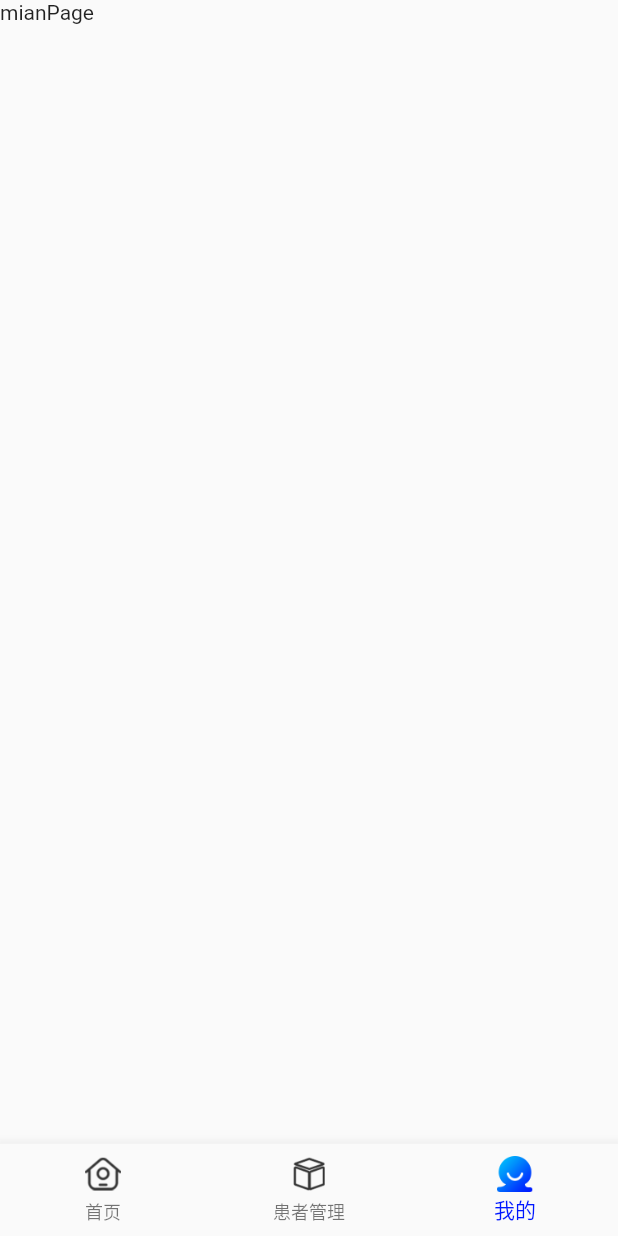
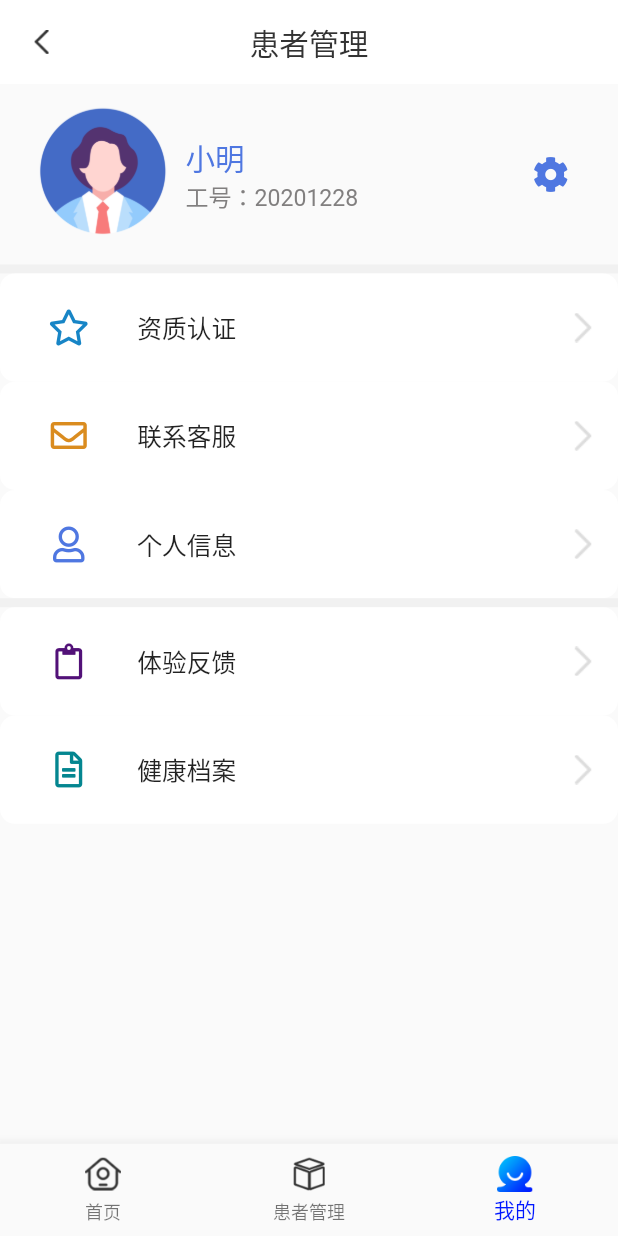
Before and after one commit to yinloveone/theHeartCare, a Flutter app: the screen it shows after launch, swiped to page 3, on a phone screen of 412 x 824 dp. Run offline on Flutter 3.47's test engine with Material 2 defaults, Android fonts, the phone set to English and light mode, and no system bars; our stand-ins replace dio, fluro, flutter_screenutil, flutter_swiper, font_awesome_flutter; statements that could not run were skipped.

Commit message:
minePage

```diff
--- a/lib/pages/mine_page.dart
+++ b/lib/pages/mine_page.dart
@@ -1,10 +1,164 @@
 import 'package:flutter/cupertino.dart';
+import '../utils/custom_appbar.dart';
+import 'package:flutter/material.dart';
+import 'package:flutter_screenutil/flutter_screenutil.dart';
+import 'package:font_awesome_flutter/font_awesome_flutter.dart';
 
-import 'package:flutter/material.dart';
+class MinePage extends StatefulWidget {
+  @override
+  _MinePageState createState() => _MinePageState();
+}
 
-class MinePage extends StatelessWidget {
+class _MinePageState extends State<MinePage> {
   @override
   Widget build(BuildContext context) {
-    return Container(child: Text('mianPage'));
+    return Scaffold(
+      appBar: customAppbar('患者管理', context),
+      body: Container(
+        child: Column(
+          children: [
+            getMianCard(),
+            Container(
+              width: ScreenUtil().setWidth(750),
+              height: ScreenUtil().setHeight(10),
+              color: Color(0xffF1F1F1),
+            ),
+            getListItem(
+              '资质认证',
+              IconButton(
+                  // Use the FaIcon Widget + FontAwesomeIcons class for the IconData
+                  icon: FaIcon(FontAwesomeIcons.star),
+                  color: Color(0xff1785C6),
+                  onPressed: () {
+                    print("Pressed");
+                  }),
+            ),
+            getListItem(
+              '联系客服',
+              IconButton(
+                  // Use the FaIcon Widget + FontAwesomeIcons class for the IconData
+                  icon: FaIcon(FontAwesomeIcons.envelope),
+                  color: Color(0xffDA8C1F),
+                  onPressed: () {
+                    print("Pressed");
+                  }),
+            ),
+            getListItem(
+              '个人信息',
+              IconButton(
+                  // Use the FaIcon Widget + FontAwesomeIcons class for the IconData
+                  icon: FaIcon(FontAwesomeIcons.user),
+                  color: Color(0xff4F77E1),
+                  onPressed: () {
+                    print("Pressed");
+                  }),
+            ),
+            Container(
+              width: ScreenUtil().setWidth(750),
+              height: ScreenUtil().setHeight(10),
+              color: Color(0xffF1F1F1),
+            ),
+            getListItem(
+              '体验反馈',
+              IconButton(
+                  // Use the FaIcon Widget + FontAwesomeIcons class for the IconData
+                  icon: FaIcon(FontAwesomeIcons.clipboard),
+                  color: Color(0xff521178),
+                  onPressed: () {
+                    print("Pressed");
+                  }),
+            ),
+            getListItem(
+              '健康档案',
+              IconButton(
+                  // Use the FaIcon Widget + FontAwesomeIcons class for the IconData
+                  icon: FaIcon(FontAwesomeIcons.fileAlt),
+                  color: Color(0xff048690),
+                  onPressed: () {
+                    print("Pressed");
+                  }),
+            ),
+          ],
+        ),
+      ),
+    );
+  }
+
+  Widget getMianCard() {
+    return Container(
+        width: ScreenUtil().setWidth(700),
+        height: ScreenUtil().setHeight(200),
+        child: Row(
+          crossAxisAlignment: CrossAxisAlignment.center,
+          children: [
+            Container(
+              width: ScreenUtil().setWidth(200),
+              child: Image.asset(
+                'images/touxiang1.png',
+                height: ScreenUtil().setHeight(150),
+                width: ScreenUtil().setWidth(150),
+              ),
+            ),
+            Container(
+              width: ScreenUtil().setWidth(400),
+              child: Column(
+                  crossAxisAlignment: CrossAxisAlignment.start,
+                  mainAxisAlignment: MainAxisAlignment.center,
+                  children: [
+                    Text(
+                      '小明',
+                      style: TextStyle(
+                          fontSize: ScreenUtil().setSp(36),
+                          color: Color(0xff4F77E1)),
+                    ),
+                    Text(
+                      '工号：20201228',
+                      style: TextStyle(
+                          fontSize: ScreenUtil().setSp(28),
+                          color: Color(0xff817F7F)),
+                    ),
+                  ]),
+            ),
+            IconButton(
+                // Use the FaIcon Widget + FontAwesomeIcons class for the IconData
+                icon: FaIcon(FontAwesomeIcons.cog),
+                color: Color(0xff4F77E1),
+                onPressed: () {
+                  print("Pressed");
+                }),
+          ],
+        ));
+  }
+
+  Widget getListItem(String itemName, Widget faIcon) {
+    return InkWell(
+        onTap: () {},
+        child: Container(
+            height: ScreenUtil().setHeight(120),
+            width: ScreenUtil().setWidth(750),
+            // margin: EdgeInsets.only(bottom: ScreenUtil().setHeight(16)),
+            decoration: BoxDecoration(
+                color: Colors.white, borderRadius: BorderRadius.circular(10.0)),
+            child: Row(
+              children: <Widget>[
+                Expanded(flex: 2, child: Container(child: faIcon)),
+                Expanded(
+                    flex: 6,
+                    child: Container(
+                        child: Text(
+                      itemName,
+                      style: TextStyle(fontSize: ScreenUtil().setSp(30)),
+                    ))),
+                Expanded(
+                    flex: 1,
+                    child: Container(
+                        height: ScreenUtil().setHeight(60),
+                        width: ScreenUtil().setWidth(60),
+                        child: IconButton(
+                          onPressed: () {},
+                          icon: Image.asset('images/enter.png'),
+                        )))
+              ],
+            )));
   }
 }
--- a/lib/service/service_method.dart
+++ b/lib/service/service_method.dart
@@ -1,3 +1,4 @@
+//网络请求方法
 import "package:dio/dio.dart";
 import 'dart:async';
 import 'dart:io';
```
Also changed, not shown: images/enter.png (added), images/touxiang1.png (added).
